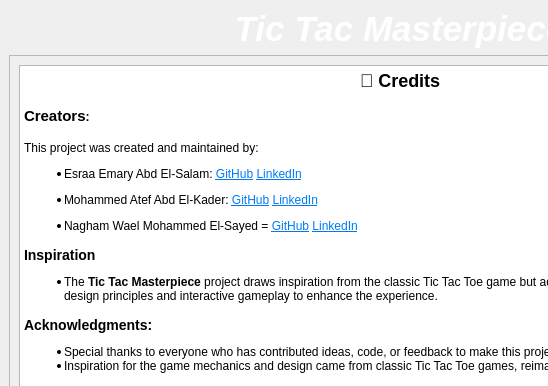
The window that creditswindow.ui (Mohammed-3tef/Tic_Tac_Masterpiece_GUI) describes before a commit, drawn with Qt 5; both pictures show x 0 to 548 and y 0 to 386 of the 800 by 600 pixel window.
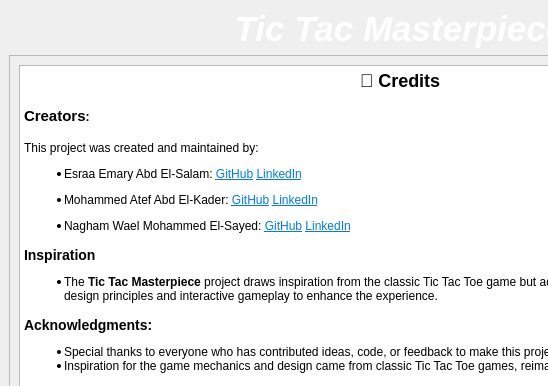
The same window after the commit. Icons and pictures are not drawn.

Diff of the .ui file:
```diff
--- a/creditswindow.ui
+++ b/creditswindow.ui
@@ -81,7 +81,7 @@
 &lt;li style=&quot; margin-top:12px; margin-bottom:0px; margin-left:0px; margin-right:0px; -qt-block-indent:0; text-indent:0px;&quot;&gt;Esraa Emary Abd El-Salam: &lt;a href=&quot;https://github.com/esraa-emary&quot;&gt;&lt;span style=&quot; text-decoration: underline; color:#007af4;&quot;&gt;GitHub&lt;/span&gt;&lt;/a&gt; &lt;a href=&quot;https://www.linkedin.com/in/esraa-emary-b372b8303/&quot;&gt;&lt;span style=&quot; text-decoration: underline; color:#007af4;&quot;&gt;LinkedIn&lt;/span&gt;&lt;/a&gt;&lt;/li&gt;
 &lt;ul style=&quot;margin-top: 0px; margin-bottom: 0px; margin-left: 0px; margin-right: 0px; -qt-list-indent: 1;&quot;&gt;
 &lt;li style=&quot; margin-top:12px; margin-bottom:0px; margin-left:0px; margin-right:0px; -qt-block-indent:0; text-indent:0px;&quot;&gt;Mohammed Atef Abd El-Kader: &lt;a href=&quot;https://github.com/Mohammed-3tef&quot;&gt;&lt;span style=&quot; text-decoration: underline; color:#007af4;&quot;&gt;GitHub&lt;/span&gt;&lt;/a&gt; &lt;a href=&quot;https://www.linkedin.com/in/mohammed-atef-b0a408299/&quot;&gt;&lt;span style=&quot; text-decoration: underline; color:#007af4;&quot;&gt;LinkedIn&lt;/span&gt;&lt;/a&gt;&lt;/li&gt;&lt;/ul&gt;
-&lt;li style=&quot; margin-top:12px; margin-bottom:0px; margin-left:0px; margin-right:0px; -qt-block-indent:0; text-indent:0px;&quot;&gt;Nagham Wael Mohammed El-Sayed = &lt;a href=&quot;https://github.com/NaghamProgrammer&quot;&gt;&lt;span style=&quot; text-decoration: underline; color:#007af4;&quot;&gt;GitHub&lt;/span&gt;&lt;/a&gt; &lt;a href=&quot;https://www.linkedin.com/in/nagham-wael-5aa70a318/&quot;&gt;&lt;span style=&quot; text-decoration: underline; color:#007af4;&quot;&gt;LinkedIn&lt;/span&gt;&lt;/a&gt;&lt;/li&gt;&lt;/ul&gt;
+&lt;li style=&quot; margin-top:12px; margin-bottom:0px; margin-left:0px; margin-right:0px; -qt-block-indent:0; text-indent:0px;&quot;&gt;Nagham Wael Mohammed El-Sayed: &lt;a href=&quot;https://github.com/NaghamProgrammer&quot;&gt;&lt;span style=&quot; text-decoration: underline; color:#007af4;&quot;&gt;GitHub&lt;/span&gt;&lt;/a&gt; &lt;a href=&quot;https://www.linkedin.com/in/nagham-wael-5aa70a318/&quot;&gt;&lt;span style=&quot; text-decoration: underline; color:#007af4;&quot;&gt;LinkedIn&lt;/span&gt;&lt;/a&gt;&lt;/li&gt;&lt;/ul&gt;
 &lt;h3 style=&quot; margin-top:14px; margin-bottom:12px; margin-left:0px; margin-right:0px; -qt-block-indent:0; text-indent:0px;&quot;&gt;&lt;span style=&quot; font-size:large; font-weight:700;&quot;&gt;Inspiration&lt;/span&gt;&lt;/h3&gt;
 &lt;ul style=&quot;margin-top: 0px; margin-bottom: 0px; margin-left: 0px; margin-right: 0px; -qt-list-indent: 1;&quot;&gt;
 &lt;li style=&quot; margin-top:12px; margin-bottom:0px; margin-left:0px; margin-right:0px; -qt-block-indent:0; text-indent:0px;&quot;&gt;The &lt;span style=&quot; font-weight:700;&quot;&gt;Tic Tac Masterpiece&lt;/span&gt; project draws inspiration from the classic Tic Tac Toe game but adds a unique twist, incorporating modern design principles and interactive gameplay to enhance the experience.&lt;/li&gt;&lt;/ul&gt;
```
